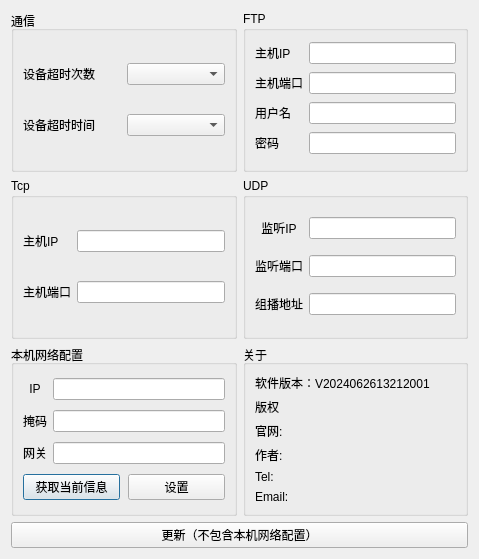
Before: the Qt Designer form frmconfig/frmsystemconfig.ui in MrLiu200/QN-RunningGearHMI, drawn with Qt 5.
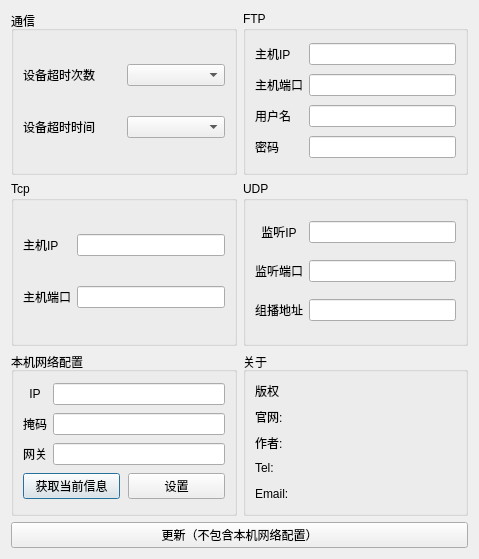
After: the same form once the commit is applied.

```diff
--- a/frmconfig/frmsystemconfig.ui
+++ b/frmconfig/frmsystemconfig.ui
@@ -294,16 +294,6 @@
       <string>关于</string>
      </property>
      <layout class="QVBoxLayout" name="verticalLayout">
-      <item>
-       <widget class="QLabel" name="labAppVersion">
-        <property name="text">
-         <string>软件版本：V2024062613212001</string>
-        </property>
-        <property name="alignment">
-         <set>Qt::AlignLeading|Qt::AlignLeft|Qt::AlignVCenter</set>
-        </property>
-       </widget>
-      </item>
       <item>
        <widget class="QLabel" name="lab_copyright">
         <property name="text">
```
